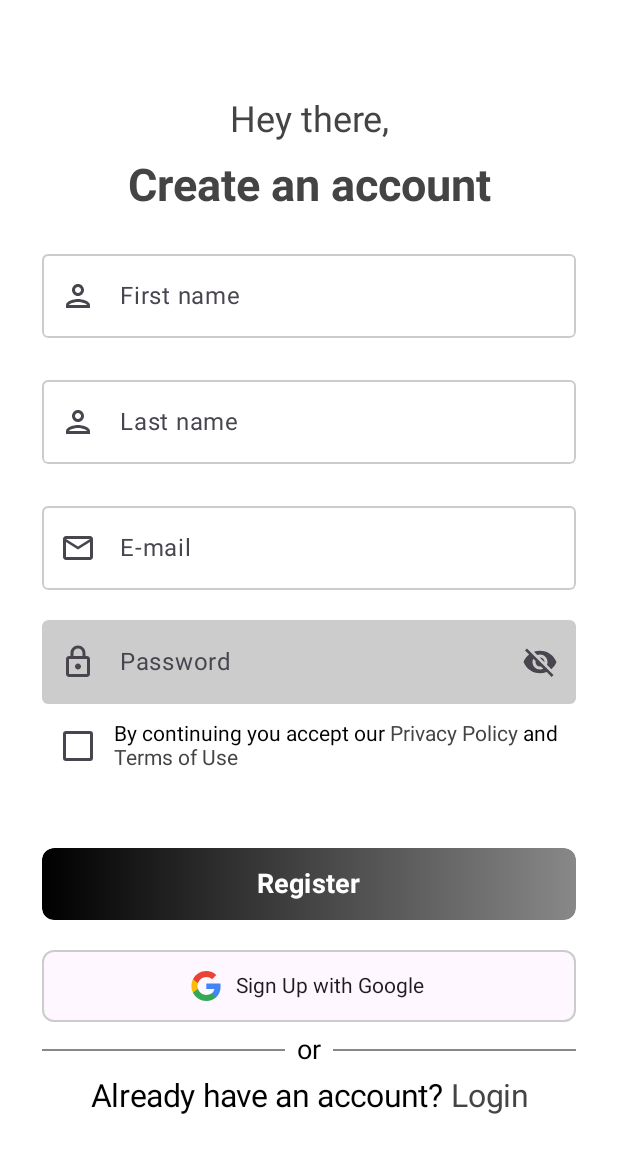
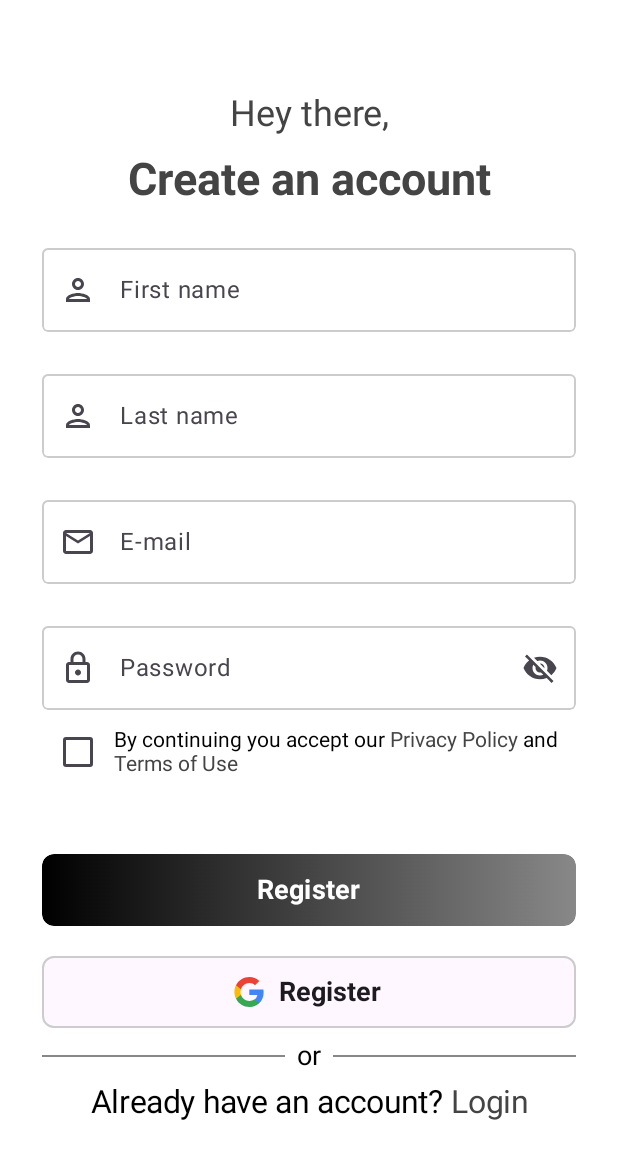
Before and after one commit to marcinosienienko/CompleteLoginRegistrationFlowJetpackComposeYT, an Android app built with Jetpack Compose: the screen it shows after launch (MainActivity), on a phone screen of 412 x 824 dp. Shown: the top 1159 px of the screen. Run offline under Robolectric (Android 15) with nearby library versions, the phone set to English and light mode, and no system bars.

```diff
--- a/app/src/main/java/com/example/completeloginregistrationflowjetpackcomposeyt/app/PostOfficeApp.kt
+++ b/app/src/main/java/com/example/completeloginregistrationflowjetpackcomposeyt/app/PostOfficeApp.kt
@@ -6,9 +6,9 @@ import androidx.compose.material3.Surface
 import androidx.compose.runtime.Composable
 import androidx.compose.ui.Modifier
 import androidx.compose.ui.graphics.Color
-import androidx.compose.ui.tooling.preview.Preview
 import com.example.completeloginregistrationflowjetpackcomposeyt.navigation.PostOfficeAppRouter
 import com.example.completeloginregistrationflowjetpackcomposeyt.navigation.Screen
+import com.example.completeloginregistrationflowjetpackcomposeyt.screens.SignInScreen
 import com.example.completeloginregistrationflowjetpackcomposeyt.screens.SignUpScreen
 import com.example.completeloginregistrationflowjetpackcomposeyt.screens.TermsAndConditionsScreen
 
@@ -27,6 +27,9 @@ fun PostOfficeApp() {
                                         is Screen.TermsAndConditionsScreen ->{
                                             TermsAndConditionsScreen()
                                         }
+                                        is Screen.SignInScreen -> {
+                                            SignInScreen()
+                                        }
                                     }
         }
 
--- a/app/src/main/java/com/example/completeloginregistrationflowjetpackcomposeyt/components/AppComponents.kt
+++ b/app/src/main/java/com/example/completeloginregistrationflowjetpackcomposeyt/components/AppComponents.kt
@@ -7,7 +7,6 @@ import androidx.compose.animation.core.tween
 import androidx.compose.foundation.BorderStroke
 import androidx.compose.foundation.background
 import androidx.compose.foundation.layout.Arrangement
-import androidx.compose.foundation.layout.Box
 import androidx.compose.foundation.layout.PaddingValues
 import androidx.compose.foundation.layout.Row
 import androidx.compose.foundation.layout.Spacer
@@ -36,17 +35,17 @@ import androidx.compose.material3.MaterialTheme
 import androidx.compose.material3.OutlinedTextField
 import androidx.compose.material3.Surface
 import androidx.compose.material3.Text
-import androidx.compose.material3.TextField
 import androidx.compose.material3.TextFieldDefaults
-import androidx.compose.runtime.Composable
-import androidx.compose.runtime.mutableStateOf
-import androidx.compose.runtime.remember
+import androidx.compose.runtime.*
+import androidx.compose.runtime.saveable.rememberSaveable
 import androidx.compose.ui.Alignment
 import androidx.compose.ui.Modifier
 import androidx.compose.ui.draw.clip
 import androidx.compose.ui.graphics.Brush
 import androidx.compose.ui.graphics.Color
+import androidx.compose.ui.graphics.Shape
 import androidx.compose.ui.graphics.painter.Painter
+import androidx.compose.ui.res.painterResource
 import androidx.compose.ui.res.stringResource
 import androidx.compose.ui.text.SpanStyle
 import androidx.compose.ui.text.TextStyle
@@ -62,9 +61,6 @@ import androidx.compose.ui.text.withStyle
 import androidx.compose.ui.tooling.preview.Preview
 import androidx.compose.ui.unit.dp
 import androidx.compose.ui.unit.sp
-import androidx.compose.runtime.*
-import androidx.compose.ui.graphics.Shape
-import androidx.compose.ui.res.painterResource
 import com.example.completeloginregistrationflowjetpackcomposeyt.R
 import com.example.completeloginregistrationflowjetpackcomposeyt.ui.theme.Shapes
 
@@ -87,8 +83,6 @@ fun NormalTextComponent(value: String) {
 
 @Composable
 fun HeadingTextComponent(value: String) {
-
-
     Text(
         text = value,
         modifier = Modifier
@@ -116,18 +110,16 @@ fun TextFieldComponent(labelValue: String, painterResource: Painter) {
         modifier = Modifier
             .fillMaxWidth()
             .clip(shape = RoundedCornerShape(4.dp)),
-        label = {Text(text = labelValue)},
-
+        label = {Text(
+            text = labelValue)
+                },
         colors = TextFieldDefaults.textFieldColors(
-
             containerColor = androidx.compose.ui.graphics.Color.White,
             focusedIndicatorColor = androidx.compose.ui.graphics.Color.DarkGray,
             unfocusedIndicatorColor = androidx.compose.ui.graphics.Color.LightGray,
             focusedLabelColor = androidx.compose.ui.graphics.Color.DarkGray,
             cursorColor = androidx.compose.ui.graphics.Color.DarkGray,
-
         ),
-
         keyboardOptions = KeyboardOptions.Default.copy(
             imeAction = ImeAction.Done,
             keyboardType = KeyboardType.Text
@@ -139,7 +131,9 @@ fun TextFieldComponent(labelValue: String, painterResource: Painter) {
         maxLines = 1,
         singleLine = true,
         leadingIcon = {
-            Icon(painter = painterResource, contentDescription = "" )
+            Icon(
+                painter = painterResource,
+                contentDescription = "" )
         }
     )
 }
@@ -148,33 +142,35 @@ fun TextFieldComponent(labelValue: String, painterResource: Painter) {
 @Composable
 fun PasswordTextFieldComponent(labelValue: String, painterResource: Painter) {
 
-    val password = remember {
+//    val password = remember {
+//        mutableStateOf("")
+//    }
+    var password by rememberSaveable {
         mutableStateOf("")
     }
-
-    val passwordVisible = remember {
+    var passwordVisible by rememberSaveable {
         mutableStateOf(false)
     }
 
-    TextField(
+    OutlinedTextField(
         modifier = Modifier
             .fillMaxWidth()
             .clip(shape = RoundedCornerShape(4.dp)),
         label = {Text(text = labelValue)},
-
+        placeholder = {Text(text = "Password")},
         colors = TextFieldDefaults.textFieldColors(
 
-            containerColor = androidx.compose.ui.graphics.Color.LightGray,
-            unfocusedIndicatorColor = androidx.compose.ui.graphics.Color.Transparent,
-            focusedIndicatorColor = androidx.compose.ui.graphics.Color.Transparent,
+            containerColor = androidx.compose.ui.graphics.Color.White,
+            focusedIndicatorColor = androidx.compose.ui.graphics.Color.DarkGray,
+            unfocusedIndicatorColor = androidx.compose.ui.graphics.Color.LightGray,
             focusedLabelColor = androidx.compose.ui.graphics.Color.DarkGray,
             cursorColor = androidx.compose.ui.graphics.Color.DarkGray,
 
             ),
         keyboardOptions = KeyboardOptions(keyboardType = KeyboardType.Password),
-        value = password.value,
+        value = password,
         onValueChange = {
-            password.value = it
+            password = it
         },
         maxLines = 1,
         leadingIcon = {
@@ -185,19 +181,20 @@ fun PasswordTextFieldComponent(labelValue: String, painterResource: Painter) {
         },
         trailingIcon = {
 
-            val iconImage = if(passwordVisible.value)  {
+            val iconImage =
+                if(passwordVisible)  {
                 Icons.Filled.Visibility
             } else {
                 Icons.Filled.VisibilityOff
             }
 
-            val description = if(passwordVisible.value) {
+            val description = if(passwordVisible) {
                 stringResource(R.string.hide_password)
             } else {
                 stringResource(R.string.show_password)
             }
 
-            IconButton(onClick = { passwordVisible.value = !passwordVisible.value }) {
+            IconButton(onClick = { passwordVisible = !passwordVisible }) {
                 Icon(
                     imageVector = iconImage,
                     contentDescription = description
@@ -205,7 +202,7 @@ fun PasswordTextFieldComponent(labelValue: String, painterResource: Painter) {
             }
 
         },
-        visualTransformation = if (passwordVisible.value) VisualTransformation.None else
+        visualTransformation = if (passwordVisible) VisualTransformation.None else
                 PasswordVisualTransformation()
 
     )
@@ -220,14 +217,14 @@ fun CheckBoxComponent(value: String, onTextSelected: (String) -> Unit) {
         verticalAlignment = Alignment.CenterVertically,
         ) {
 
-        val checkedState = remember {
+        var checkedState by rememberSaveable {
             mutableStateOf(false)
         }
 
         Checkbox(
-            checked = checkedState.value,
+            checked = checkedState,
             onCheckedChange = {
-            checkedState.value = !checkedState.value
+            checkedState = !checkedState
         })
 
         ClickableTextComponent(value = value, onTextSelected)
@@ -273,70 +270,6 @@ fun ClickableTextComponent(value: String, onTextSelected : (String) -> Unit) {
 
     })
 
-}
-
-@Composable
-fun ButtonComponent(
-    colors: ButtonColors = ButtonDefaults.buttonColors(Color.Transparent),
-    shape: CornerBasedShape = Shapes.medium,
-    fontWeight: FontWeight = FontWeight.Bold,
-    defaultText: String = stringResource(id = R.string.register),
-    loadingText: String = stringResource(id = R.string.creating_account),
-    progressIndicator: Color = MaterialTheme.colorScheme.surface
-) {
-
-    var clicked by remember { mutableStateOf(false) }
-
-    Button(
-        onClick = {clicked = !clicked},
-        modifier = Modifier
-            .fillMaxWidth()
-            .heightIn(48.dp),
-        shape = shape,
-        contentPadding = PaddingValues(),
-        colors = colors
-
-    ) {
-        Row(
-            modifier = Modifier
-                .fillMaxWidth()
-                .heightIn(48.dp)
-                .background(
-                    brush = Brush.horizontalGradient(listOf(Color.Black, Color.Gray)),
-                    shape = Shapes.medium
-                )
-                .animateContentSize(
-                    animationSpec = tween(
-                        durationMillis = 300,
-                        easing = LinearOutSlowInEasing
-                    )
-                ),
-            verticalAlignment = Alignment.CenterVertically,
-            horizontalArrangement = Arrangement.Center
-
-        )
-        { if (!clicked) {
-                Text(
-                    text = defaultText,
-                    fontSize = 18.sp,
-                    fontWeight = fontWeight)
-        } else {
-                Text (
-                    text = loadingText,
-                    fontSize = 18.sp,
-                    fontWeight = fontWeight)
-                Spacer(modifier = Modifier.width(8.dp))
-                CircularProgressIndicator(
-                modifier = Modifier
-                    .width(16.dp)
-                    .height(16.dp),
-                strokeWidth = 2.dp,
-                color = progressIndicator
-
-            )
-        }
-        }
-    }
 }
 
 @Composable
@@ -402,6 +335,74 @@ fun ClickableLoginTextComponent(onTextSelected: (String) -> Unit) {
     })
 }
 
+@Composable
+fun ButtonComponent(
+    colors: ButtonColors = ButtonDefaults.buttonColors(Color.Transparent),
+    shape: CornerBasedShape = Shapes.medium,
+    fontWeight: FontWeight = FontWeight.Bold,
+    defaultText: String = stringResource(id = R.string.register),
+    loadingText: String = stringResource(id = R.string.creating_account),
+    progressIndicator: Color = MaterialTheme.colorScheme.surface,
+    onClicked: () -> Unit
+) {
+
+    var clicked by remember { mutableStateOf(false) }
+
+    Button(
+        onClick = {clicked = !clicked},
+        modifier = Modifier
+            .fillMaxWidth()
+            .heightIn(48.dp),
+        shape = shape,
+        contentPadding = PaddingValues(),
+        colors = colors
+
+    ) {
+        Row(
+            modifier = Modifier
+                .fillMaxWidth()
+                .heightIn(48.dp)
+                .background(
+                    brush = Brush.horizontalGradient(listOf(Color.Black, Color.Gray)),
+                    shape = Shapes.medium
+                )
+                .animateContentSize(
+                    animationSpec = tween(
+                        durationMillis = 300,
+                        easing = LinearOutSlowInEasing
+                    )
+                ),
+            verticalAlignment = Alignment.CenterVertically,
+            horizontalArrangement = Arrangement.Center,
+
+
+            )
+        { if (!clicked) {
+            Text(
+                text = defaultText,
+                fontSize = 18.sp,
+                fontWeight = fontWeight)
+        } else {
+            Text (
+                text = loadingText,
+                fontSize = 18.sp,
+                fontWeight = fontWeight,
+            )
+            Spacer(modifier = Modifier.width(8.dp))
+            CircularProgressIndicator(
+                modifier = Modifier
+                    .width(16.dp)
+                    .height(16.dp),
+                strokeWidth = 2.dp,
+                color = progressIndicator
+            )
+            onClicked()
+        }
+        }
+    }
+
+}
+
 @OptIn(ExperimentalMaterial3Api::class)
 @Composable
 fun GoogleButtonComponent(
@@ -409,6 +410,7 @@ fun GoogleButtonComponent(
     loadingText : String = stringResource(R.string.creating_account),
     icon : Painter = painterResource(id = R.drawable.ic_google_logo),
     shape : Shape = Shapes.medium,
+    fontWeight: FontWeight = FontWeight.Bold,
     borderColor : Color = Color.LightGray,
     backgroundColor : Color = MaterialTheme.colorScheme.surface,
     progressIndicator: Color = MaterialTheme.colorScheme.primary,
@@ -448,9 +450,9 @@ fun GoogleButtonComponent(
             Spacer(modifier = Modifier.width(8.dp))
 
             if (!clicked) {
-                Text(text = defaultText)
+                Text(text = defaultText, fontWeight = fontWeight, fontSize = 18.sp)
             } else {
-                Text(text = loadingText)
+                Text(text = loadingText, fontWeight = fontWeight, fontSize = 18.sp)
                 Spacer(modifier = Modifier.width(16.dp))
                 CircularProgressIndicator(
                     modifier = Modifier
@@ -465,12 +467,27 @@ fun GoogleButtonComponent(
     }
 }
 @OptIn(ExperimentalMaterial3Api::class)
+
+@Preview
+@Composable
+fun ButtonComponentPreview() {
+    ButtonComponent (
+        defaultText = stringResource(id = R.string.register),
+        loadingText = stringResource(id = R.string.creating_account),
+        onClicked = {
+            Log.d("buttonRegister", "Clicked")
+        }
+    )
+}
+@OptIn(ExperimentalMaterial3Api::class)
 @Preview
 @Composable
 fun GoogleButtonComponentPreview(){
     GoogleButtonComponent(
-        defaultText = "Sign Up with Google",
-        loadingText = "Creating Account",
-        onClicked = {}
+        defaultText = stringResource(id = R.string.sign_up_with_google),
+        loadingText = stringResource(id = R.string.creating_account),
+        onClicked = {
+            Log.d("googleButton","Clicked")
+        }
     )
 }
--- a/app/src/main/java/com/example/completeloginregistrationflowjetpackcomposeyt/navigation/PostOfficeAppRouter.kt
+++ b/app/src/main/java/com/example/completeloginregistrationflowjetpackcomposeyt/navigation/PostOfficeAppRouter.kt
@@ -7,6 +7,8 @@ sealed class Screen() {
 
     object SignUpScreen : Screen()
     object TermsAndConditionsScreen : Screen()
+
+    object SignInScreen : Screen()
 }
 
 
--- a/app/src/main/java/com/example/completeloginregistrationflowjetpackcomposeyt/screens/SignUpScreen.kt
+++ b/app/src/main/java/com/example/completeloginregistrationflowjetpackcomposeyt/screens/SignUpScreen.kt
@@ -1,5 +1,6 @@
 package com.example.completeloginregistrationflowjetpackcomposeyt.screens
 
+import android.util.Log
 import androidx.compose.foundation.background
 import androidx.compose.foundation.layout.Arrangement
 import androidx.compose.foundation.layout.Column
@@ -39,8 +40,6 @@ fun SignUpScreen() {
             .background(Color.White)
             .padding(28.dp),
         color = Color.White
-
-
     ) {
         Column(
             modifier = Modifier
@@ -66,22 +65,31 @@ fun SignUpScreen() {
             Spacer(modifier = Modifier.height(20.dp))
             PasswordTextFieldComponent(
                 labelValue = stringResource(R.string.password),
-                painterResource = painterResource(id = R.drawable.outline_lock_24
-            ))
+                painterResource = painterResource(id = R.drawable.outline_lock_24))
             CheckBoxComponent(value = stringResource(id = R.string.terms_and_conditions),
                 onTextSelected = {
                     PostOfficeAppRouter.navigateTo(Screen.TermsAndConditionsScreen)
                 })
             Spacer(modifier = Modifier.height(40.dp))
-            ButtonComponent(defaultText = stringResource(R.string.register))
+            ButtonComponent (
+                defaultText = stringResource(id = R.string.register),
+                loadingText = stringResource(id = R.string.creating_account),
+                onClicked = {
+                    Log.d("buttonRegister", "Clicked")
+                }
+            )
             Spacer(modifier = Modifier.height(20.dp))
-            GoogleButtonComponent{
-
-            }
+            GoogleButtonComponent(
+                defaultText = stringResource(id = R.string.register),
+                loadingText = stringResource(id = R.string.creating_account),
+                onClicked = {
+                    Log.d("googleButton","Clicked")
+                }
+            )
             DividerTextComponent()
 
             ClickableLoginTextComponent(onTextSelected = {
-
+                PostOfficeAppRouter.navigateTo(Screen.SignInScreen)
             })
         }
 
--- a/app/src/main/res/values/strings.xml
+++ b/app/src/main/res/values/strings.xml
@@ -22,5 +22,6 @@
     <string name="google_button">google button</string>
     <string name="sign_up_with_google">Sign Up with Google</string>
     <string name="creating_account">Creating Account...</string>
+    <string name="welcome_back">Welcome Back</string>
 
 </resources>
```
Also changed, not shown: app/src/main/java/com/example/completeloginregistrationflowjetpackcomposeyt/screens/SignInScreen.kt (added, +75 -0 lines). Lines whose indentation alone changed are shown as unchanged.
